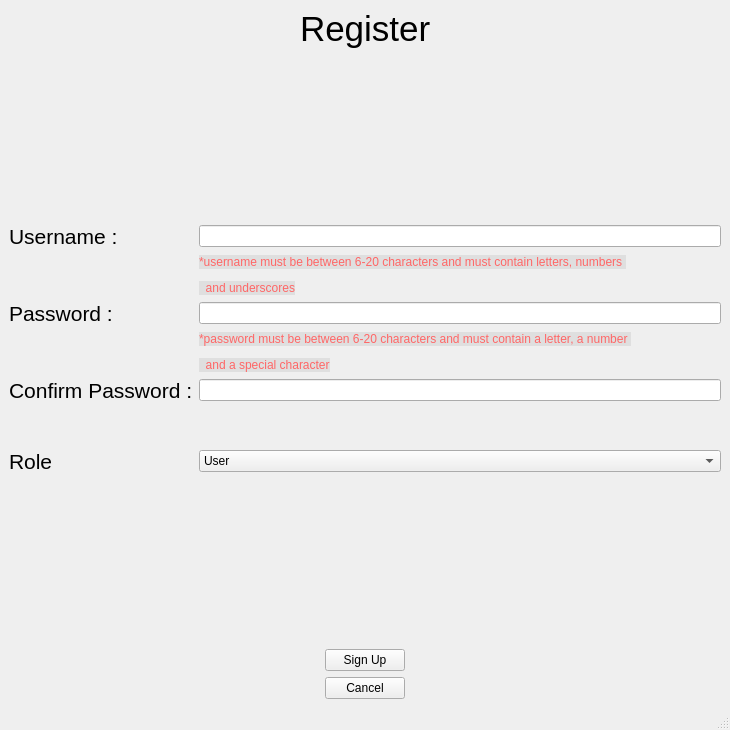
Above: UserInterface/registerPage.ui from DeluxeOwl/KoR_app before the change. Below: the same form after it.
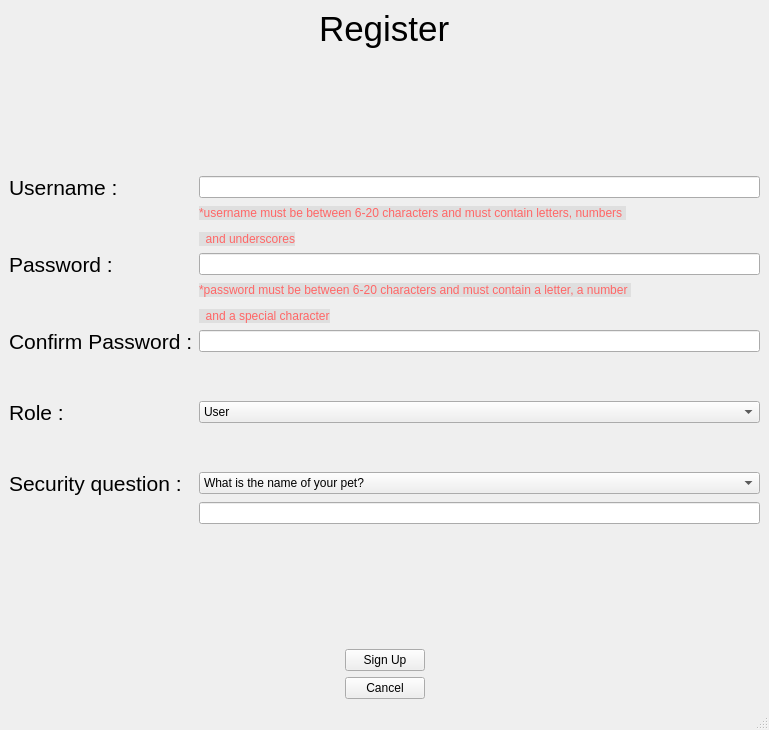
That is the form after the change. Icons and pictures are not drawn.

Commit message: security question added

Patch:
```diff
--- a/UserInterface/registerPage.ui
+++ b/UserInterface/registerPage.ui
@@ -6,7 +6,7 @@
    <rect>
     <x>0</x>
     <y>0</y>
-    <width>730</width>
+    <width>769</width>
     <height>730</height>
    </rect>
   </property>
@@ -73,6 +73,48 @@
       </item>
       <item>
        <layout class="QGridLayout" name="gridLayout_3">
+        <item row="8" column="1">
+         <widget class="QComboBox" name="comboBoxSecurityQuestion">
+          <item>
+           <property name="text">
+            <string>What is the name of your pet?</string>
+           </property>
+          </item>
+          <item>
+           <property name="text">
+            <string>What is your mom's name?</string>
+           </property>
+          </item>
+          <item>
+           <property name="text">
+            <string>In what town do you live?</string>
+           </property>
+          </item>
+          <item>
+           <property name="text">
+            <string>What school do you attend?</string>
+           </property>
+          </item>
+          <item>
+           <property name="text">
+            <string>Which is your favorite food?</string>
+           </property>
+          </item>
+         </widget>
+        </item>
+        <item row="7" column="0">
+         <spacer name="verticalSpacer_6">
+          <property name="orientation">
+           <enum>Qt::Vertical</enum>
+          </property>
+          <property name="sizeHint" stdset="0">
+           <size>
+            <width>20</width>
+            <height>40</height>
+           </size>
+          </property>
+         </spacer>
+        </item>
         <item row="3" column="0">
          <spacer name="verticalSpacer_3">
           <property name="orientation">
@@ -141,7 +183,7 @@
         <item row="6" column="0">
          <widget class="QLabel" name="label_5">
           <property name="text">
-           <string>&lt;html&gt;&lt;head/&gt;&lt;body&gt;&lt;p&gt;&lt;span style=&quot; font-size:16pt;&quot;&gt;Role&lt;/span&gt;&lt;/p&gt;&lt;/body&gt;&lt;/html&gt;</string>
+           <string>&lt;html&gt;&lt;head/&gt;&lt;body&gt;&lt;p&gt;&lt;span style=&quot; font-size:16pt;&quot;&gt;Role :&lt;/span&gt;&lt;/p&gt;&lt;/body&gt;&lt;/html&gt;</string>
           </property>
          </widget>
         </item>
@@ -185,6 +227,16 @@
           </property>
          </widget>
         </item>
+        <item row="8" column="0">
+         <widget class="QLabel" name="label_8">
+          <property name="text">
+           <string>&lt;html&gt;&lt;head/&gt;&lt;body&gt;&lt;p&gt;&lt;span style=&quot; font-size:16pt;&quot;&gt;Security question :&lt;/span&gt;&lt;/p&gt;&lt;/body&gt;&lt;/html&gt;</string>
+          </property>
+         </widget>
+        </item>
+        <item row="9" column="1">
+         <widget class="QLineEdit" name="lineEditSecurityAnswer"/>
+        </item>
        </layout>
       </item>
       <item>
```
The commit also changes 1 other file.
